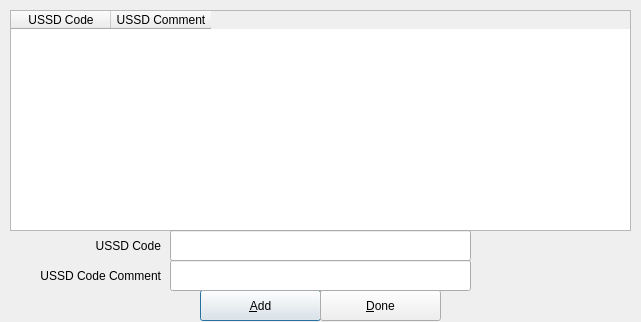
mhogomchungu/ussd-gui, file src/favorites.ui: the form before one commit.
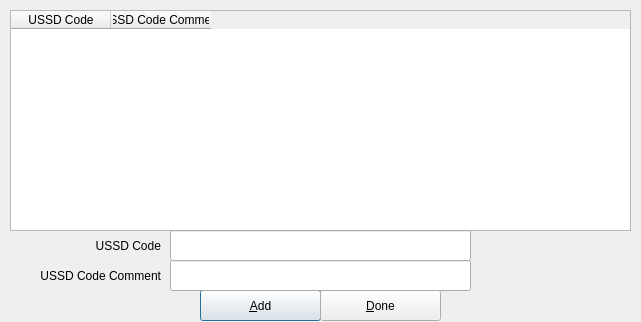
The form after the commit.

```diff
--- a/src/favorites.ui
+++ b/src/favorites.ui
@@ -69,7 +69,7 @@
    </column>
    <column>
     <property name="text">
-     <string>USSD Comment</string>
+     <string>USSD Code Comment</string>
     </property>
     <property name="textAlignment">
      <set>AlignCenter</set>
```
